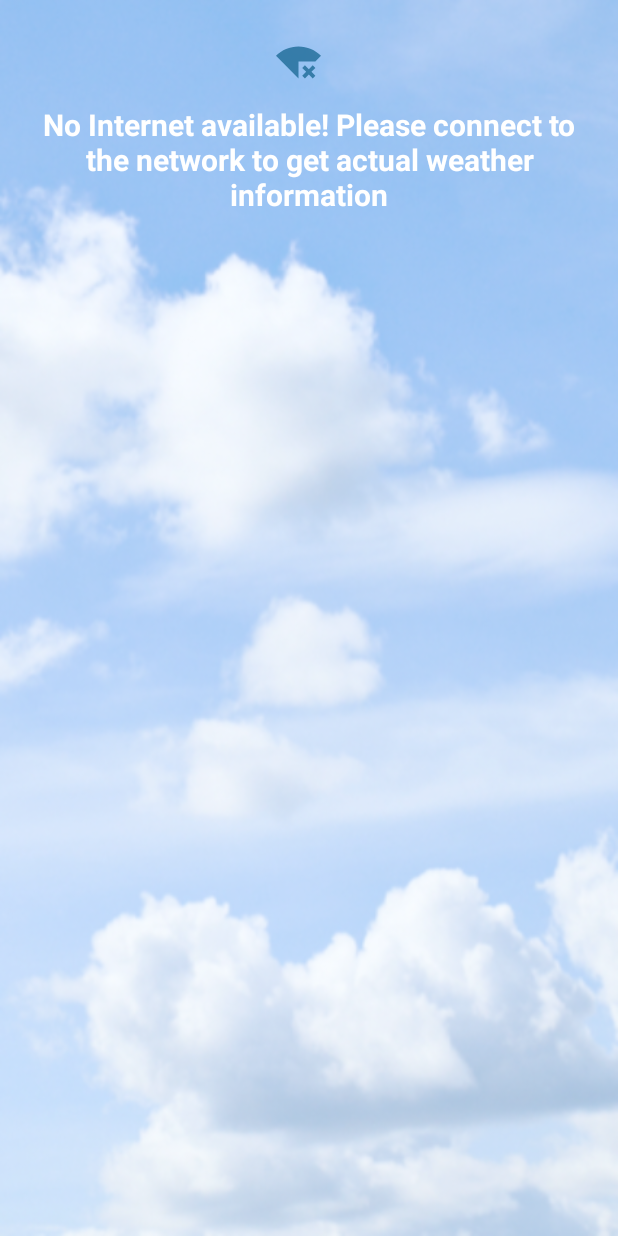
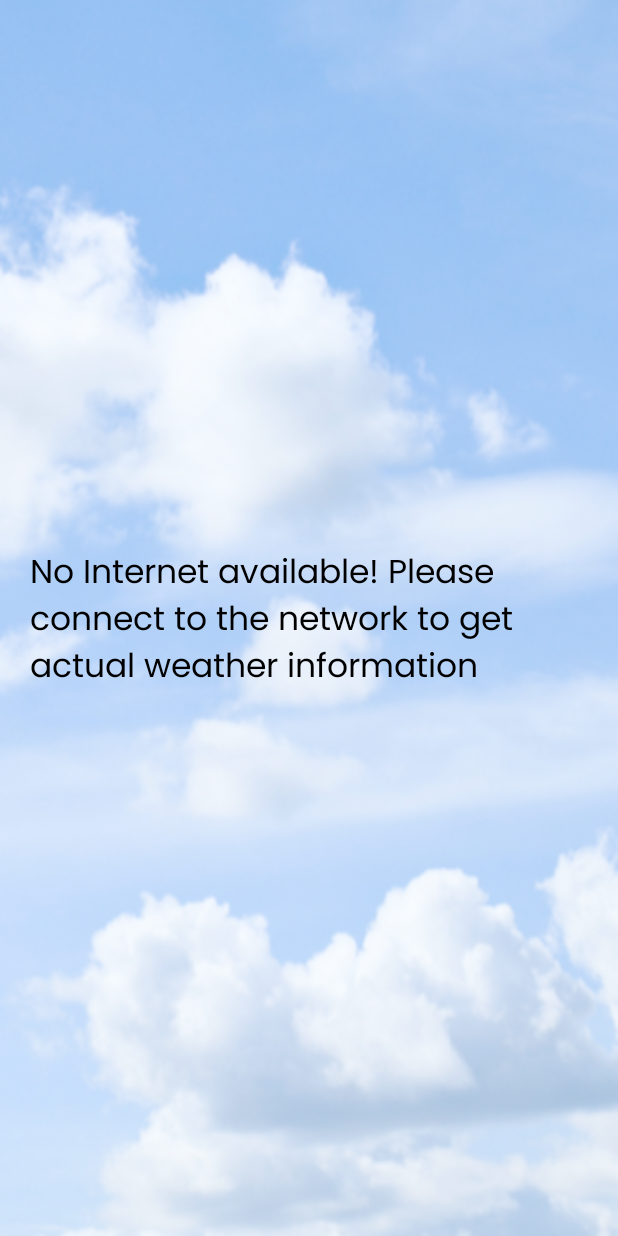
Before and after one commit to DmitrySergienko/WeatherFirst, an Android app built with Jetpack Compose: the screen it shows after launch (MainActivity), on a phone screen of 412 x 824 dp. Run offline under Robolectric (Android 15) with nearby library versions, the phone set to English and light mode, and no system bars; our stand-ins replace AdMob, Dagger/Hilt's generated code, accompanist; pictures from the network do not load; 5 statements that could not run were skipped.

Commit message:
78. Art style attach

```diff
--- a/app/build.gradle
+++ b/app/build.gradle
@@ -14,8 +14,8 @@ android {
         applicationId "ru.ds.weatherfirst"
         minSdk 23
         targetSdk 33
-        versionCode 17
-        versionName "17"
+        versionCode 18
+        versionName "17.1"
 
         testInstrumentationRunner "androidx.test.runner.AndroidJUnitRunner"
         vectorDrawables {
--- a/app/src/main/java/ru/ds/weatherfirst/di/WeatherApiModule.kt
+++ b/app/src/main/java/ru/ds/weatherfirst/di/WeatherApiModule.kt
@@ -12,7 +12,7 @@ import retrofit2.converter.moshi.MoshiConverterFactory
 import ru.ds.weatherfirst.data.api.WeatherApi
 import javax.inject.Singleton
 
-const val BASE_URL = "http://api.weatherapi.com/"
+const val BASE_URL = "https://api.weatherapi.com/"
 
 @Module
 @InstallIn(SingletonComponent::class)
--- a/app/src/main/java/ru/ds/weatherfirst/domain/model/Condition.kt
+++ b/app/src/main/java/ru/ds/weatherfirst/domain/model/Condition.kt
@@ -10,7 +10,7 @@ import com.squareup.moshi.JsonClass
 @JsonClass(generateAdapter = true)
 data class Condition(
     @Json(name = "icon")
-    val icon: String ,
+    val icon: String ="",
     @Json(name = "text")
-    val text: String ="any"
+    val text: String ="",
 )
--- a/app/src/main/java/ru/ds/weatherfirst/presentation/MyProject.kt
+++ b/app/src/main/java/ru/ds/weatherfirst/presentation/MyProject.kt
@@ -40,13 +40,13 @@ fun MyProject(
                 modifier = Modifier
                     .fillMaxWidth(),
             ) {
-                TabLayout(navController)
+                MainScreenHoist(navController)
             }
             Box(
                 modifier = Modifier
                     .fillMaxWidth(),
             ) {
-                MainScreenHoist(navController)
+                TabLayout(navController)
             }
         }
     }
--- a/app/src/main/java/ru/ds/weatherfirst/presentation/screens/connectivity/NoConnectionScreen.kt
+++ b/app/src/main/java/ru/ds/weatherfirst/presentation/screens/connectivity/NoConnectionScreen.kt
@@ -1,11 +1,12 @@
 package ru.ds.weatherfirst.presentation.ui.screens.main
 
 import androidx.compose.foundation.Image
+import androidx.compose.foundation.layout.Arrangement
 import androidx.compose.foundation.layout.Column
 import androidx.compose.foundation.layout.fillMaxSize
 import androidx.compose.foundation.layout.padding
-import androidx.compose.foundation.layout.size
-import androidx.compose.material.MaterialTheme
+import androidx.compose.foundation.shape.RoundedCornerShape
+import androidx.compose.material.Card
 import androidx.compose.material.Text
 import androidx.compose.runtime.Composable
 import androidx.compose.ui.Alignment
@@ -15,10 +16,12 @@ import androidx.compose.ui.graphics.Color
 import androidx.compose.ui.layout.ContentScale
 import androidx.compose.ui.res.painterResource
 import androidx.compose.ui.res.stringResource
+import androidx.compose.ui.text.TextStyle
 import androidx.compose.ui.text.font.FontWeight
-import androidx.compose.ui.text.style.TextAlign
 import androidx.compose.ui.unit.dp
+import androidx.compose.ui.unit.sp
 import ru.ds.weatherfirst.R
+import ru.ds.weatherfirst.presentation.screens.main.fontFamily
 import ru.ds.weatherfirst.presentation.theme.WeatherFirstTheme
 
 @Composable
@@ -33,31 +36,28 @@ fun NoConnectionScreen() {
                 .alpha(0.5f),
             contentScale = ContentScale.FillBounds
         )
-        Column(
+        Card(
             modifier = Modifier
-                .fillMaxSize()
-                .padding(top = 20.dp, start = 4.dp, end = 4.dp),
-            horizontalAlignment = Alignment.CenterHorizontally
+                .fillMaxSize(),
+            backgroundColor = Color.Transparent,
+            elevation = 0.dp,
+            shape = RoundedCornerShape(10.dp),
         ) {
-
-            Image(
-                painter = painterResource(id = R.drawable.ic_baseline_signal_wifi_connected_no_internet_4_24),
-                contentDescription = "UV image",
+            Column(
                 modifier = Modifier
-                    .padding(start = 5.dp, top = 6.dp, end = 20.dp)
-                    .size(30.dp)
-                    .alpha(0.7f)
-            )
-
-            Text(
-                text = stringResource(id = R.string.no_connection),
-                modifier = Modifier
-                    .padding(16.dp),
-                color = Color.White,
-                fontSize = MaterialTheme.typography.h6.fontSize,
-                fontWeight = FontWeight.Bold,
-                textAlign = TextAlign.Center
-            )
+                    .fillMaxSize(),
+                horizontalAlignment = Alignment.CenterHorizontally,
+                verticalArrangement = Arrangement.Center
+            ) {
+                Text(
+                    modifier = Modifier.padding(start = 20.dp),
+                    text = stringResource(id = R.string.no_connection),
+                    style = TextStyle(fontSize = 22.sp),
+                    fontFamily = fontFamily,
+                    fontWeight = FontWeight.Normal,
+                    color = Color.Black
+                )
+            }
         }
     }
 }
--- a/app/src/main/java/ru/ds/weatherfirst/presentation/screens/days/RecyclerItemScreenDays.kt
+++ b/app/src/main/java/ru/ds/weatherfirst/presentation/screens/days/RecyclerItemScreenDays.kt
@@ -8,6 +8,7 @@ import androidx.compose.material.Text
 import androidx.compose.runtime.Composable
 import androidx.compose.ui.Modifier
 import androidx.compose.ui.draw.alpha
+import androidx.compose.ui.graphics.Color
 import androidx.compose.ui.layout.ContentScale
 import androidx.compose.ui.res.stringResource
 import androidx.compose.ui.text.TextStyle
@@ -20,7 +21,6 @@ import ru.ds.weatherfirst.domain.model.Forecastday
 import ru.ds.weatherfirst.presentation.screens.main.fontFamily
 import ru.ds.weatherfirst.presentation.screens.utils.translateCondition
 import ru.ds.weatherfirst.presentation.theme.BlueLight
-import ru.ds.weatherfirst.presentation.theme.TextLight
 
 
 @Composable
@@ -71,7 +71,7 @@ fun CustomTextItem(text: String){
         modifier = Modifier.padding(top = 4.dp, bottom = 4.dp, start = 16.dp),
         text = text,
         style = TextStyle(fontSize = 14.sp),
-        color = TextLight,
+        color = Color.Black,
         fontFamily = fontFamily,
         fontWeight = FontWeight.Normal,
     )
--- a/app/src/main/java/ru/ds/weatherfirst/presentation/screens/history/HistoryItemScreen.kt
+++ b/app/src/main/java/ru/ds/weatherfirst/presentation/screens/history/HistoryItemScreen.kt
@@ -34,7 +34,6 @@ import ru.ds.weatherfirst.data.db.HistoryDatabase
 import ru.ds.weatherfirst.presentation.screens.main.fontFamily
 import ru.ds.weatherfirst.presentation.screens.navigation.Screen
 import ru.ds.weatherfirst.presentation.theme.BlueLight
-import ru.ds.weatherfirst.presentation.theme.TextLight
 
 @OptIn(DelicateCoroutinesApi::class)
 @Composable
@@ -153,9 +152,9 @@ fun HistoryItemScreen(
                             },
                         text = history,
                         style = TextStyle(fontSize = 15.sp),
-                        color = TextLight,
+                        color = Color.Black,
                         fontSize = MaterialTheme.typography.h5.fontSize,
-                        fontWeight = FontWeight.Light,
+                        fontWeight = FontWeight.Normal,
                         fontFamily = fontFamily,
                     )
                 }
--- a/app/src/main/java/ru/ds/weatherfirst/presentation/screens/search/SearchScreen.kt
+++ b/app/src/main/java/ru/ds/weatherfirst/presentation/screens/search/SearchScreen.kt
@@ -44,7 +44,6 @@ import ru.ds.weatherfirst.presentation.screens.backgroundImage
 import ru.ds.weatherfirst.presentation.screens.main.MainScreenTextItem
 import ru.ds.weatherfirst.presentation.screens.main.fontFamily
 import ru.ds.weatherfirst.presentation.screens.navigation.Screen
-import ru.ds.weatherfirst.presentation.screens.utils.translateCondition
 import ru.ds.weatherfirst.presentation.screens.uv_screen.CustomInfoButton
 import ru.ds.weatherfirst.presentation.theme.BlueLight
 import ru.ds.weatherfirst.presentation.theme.TextLight
@@ -241,8 +240,6 @@ fun SearchScreen(navController: NavController, history: String?) {
                             horizontalAlignment = Alignment.Start
                         ) {
                             MainScreenTextItem(text = "${stringResource(id = R.string.humidity)} ${state.humidity}%")
-                            MainScreenTextItem(text = "${stringResource(id = R.string.uv)} ${state.uv}")
-                            MainScreenTextItem(text = translateCondition(param = state.condition.text))
                         }
                         Column(
                             modifier = Modifier
--- a/app/src/main/res/xml/network_security_config.xml
+++ b/app/src/main/res/xml/network_security_config.xml
@@ -1,6 +1,6 @@
 <?xml version="1.0" encoding="utf-8"?>
 <network-security-config>
-    <base-config cleartextTrafficPermitted="true">
+    <base-config cleartextTrafficPermitted="false">
         <trust-anchors>
             <certificates src="system" />
         </trust-anchors>
```
Also changed, not shown: app/src/main/java/ru/ds/weatherfirst/domain/model/Astro.kt (+6 -6 lines), app/src/main/java/ru/ds/weatherfirst/domain/model/Current.kt (+11 -11 lines), app/src/main/java/ru/ds/weatherfirst/presentation/screens/TabLayout.kt (+5 -5 lines), app/src/main/java/ru/ds/weatherfirst/presentation/screens/main/MainScreen.kt (+15 -9 lines), app/src/main/java/ru/ds/weatherfirst/presentation/screens/uv_screen/UVIndicator.kt (+5 -7 lines), app/src/main/java/ru/ds/weatherfirst/presentation/screens/uv_screen/UV_screen.kt (+16 -2 lines), app/src/main/java/ru/ds/weatherfirst/presentation/screens/uv_screen/UV_screenTab.kt (+17 -10 lines), app/src/main/res/values/strings.xml (+4 -3 lines), 5 other files.
